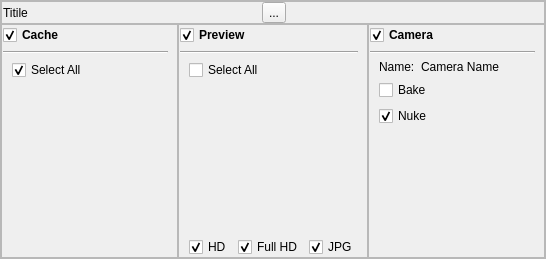
The window that ui/item.ui (iceanimations/multiShotExport) describes before a commit, drawn with Qt 5.
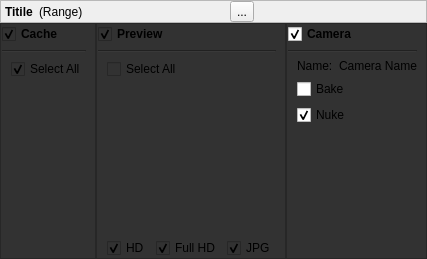
The same window after the commit.

Commit message: ui implemened, exporting methods remaining in backed

```diff
--- a/ui/item.ui
+++ b/ui/item.ui
@@ -6,15 +6,21 @@
    <rect>
     <x>0</x>
     <y>0</y>
-    <width>546</width>
+    <width>384</width>
     <height>259</height>
    </rect>
   </property>
+  <property name="sizePolicy">
+   <sizepolicy hsizetype="Expanding" vsizetype="Fixed">
+    <horstretch>0</horstretch>
+    <verstretch>0</verstretch>
+   </sizepolicy>
+  </property>
   <property name="windowTitle">
    <string>Frame</string>
   </property>
   <property name="frameShape">
-   <enum>QFrame::StyledPanel</enum>
+   <enum>QFrame::NoFrame</enum>
   </property>
   <property name="frameShadow">
    <enum>QFrame::Plain</enum>
@@ -36,7 +42,7 @@
      </property>
      <layout class="QHBoxLayout" name="horizontalLayout">
       <property name="leftMargin">
-       <number>1</number>
+       <number>4</number>
       </property>
       <property name="topMargin">
        <number>0</number>
@@ -49,11 +55,24 @@
       </property>
       <item>
        <widget class="QLabel" name="titleLabel">
+        <property name="font">
+         <font>
+          <weight>75</weight>
+          <bold>true</bold>
+         </font>
+        </property>
         <property name="text">
          <string>Titile</string>
         </property>
        </widget>
       </item>
+      <item>
+       <widget class="QLabel" name="frLabel">
+        <property name="text">
+         <string>(Range)</string>
+        </property>
+       </widget>
+      </item>
       <item>
        <spacer name="horizontalSpacer_2">
         <property name="orientation">
@@ -126,6 +145,13 @@
           <verstretch>0</verstretch>
          </sizepolicy>
         </property>
+        <property name="styleSheet">
+         <string notr="true">QFrame QWidget  {background-color: #323232;
+}
+QFrame QToolTip { background-color: lightYellow;
+}
+</string>
+        </property>
         <property name="frameShape">
          <enum>QFrame::StyledPanel</enum>
         </property>
@@ -201,8 +227,8 @@
              <rect>
               <x>0</x>
               <y>0</y>
-              <width>169</width>
-              <height>176</height>
+              <width>76</width>
+              <height>178</height>
              </rect>
             </property>
             <layout class="QVBoxLayout" name="verticalLayout_10">
@@ -248,6 +274,13 @@
           <verstretch>0</verstretch>
          </sizepolicy>
         </property>
+        <property name="styleSheet">
+         <string notr="true">QFrame QWidget  {background-color: #323232;
+}
+QFrame QToolTip { background-color: lightYellow;
+}
+</string>
+        </property>
         <property name="frameShape">
          <enum>QFrame::StyledPanel</enum>
         </property>
@@ -326,8 +359,8 @@
              <rect>
               <x>0</x>
               <y>0</y>
-              <width>170</width>
-              <height>151</height>
+              <width>156</width>
+              <height>153</height>
              </rect>
             </property>
             <layout class="QVBoxLayout" name="verticalLayout_9">
@@ -410,6 +443,13 @@
           <verstretch>0</verstretch>
          </sizepolicy>
         </property>
+        <property name="cursor">
+         <cursorShape>ArrowCursor</cursorShape>
+        </property>
+        <property name="styleSheet">
+         <string notr="true">QFrame {background-color: #323232;}
+QFrame QToolTip { background-color: lightYellow}</string>
+        </property>
         <property name="frameShape">
          <enum>QFrame::StyledPanel</enum>
         </property>
@@ -493,6 +533,12 @@
            </item>
            <item>
             <widget class="QCheckBox" name="nukeButton">
+             <property name="enabled">
+              <bool>true</bool>
+             </property>
+             <property name="toolTip">
+              <string>Export this camera for nuke</string>
+             </property>
              <property name="text">
               <string>Nuke</string>
              </property>
```
Left out of the diff: 37 changed lines with no effect on the pictures. The commit also changes 3 other files.
